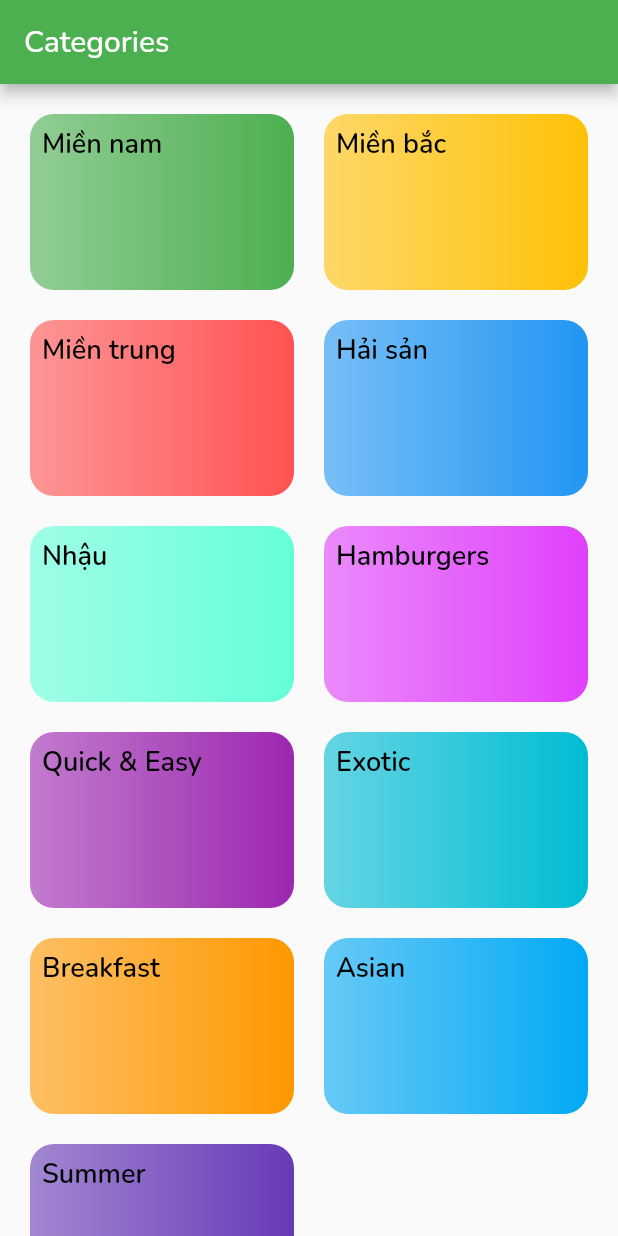
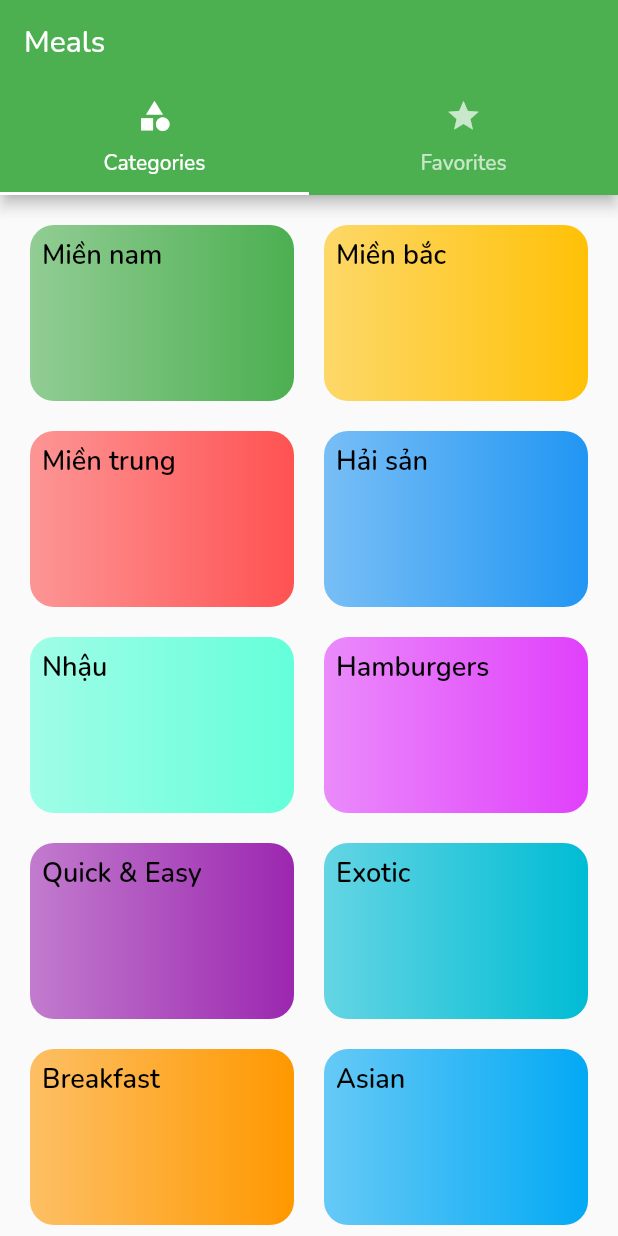
Before and after one commit to bsdaoquang/learning_02_foodapp, a Flutter app: the screen it shows after launch, on a phone screen of 412 x 824 dp. Run offline on Flutter 3.47's test engine with Material 2 defaults, Android fonts, the phone set to English and light mode, and no system bars.

Commit message:
tab navigator

```diff
--- a/lib/main.dart
+++ b/lib/main.dart
@@ -1,4 +1,5 @@
 import 'package:flutter/material.dart';
+import './screens/tabs_screen.dart';
 import './screens/meal_detail.dart';
 import './screens/category_detail.dart';
 import './screens/categories.dart';
@@ -21,7 +22,7 @@ class MyApp extends StatelessWidget {
       title: 'Food App',
       initialRoute: '/',
       routes: {
-        '/': (context) => const CategoriesScreen(),
+        '/': (context) => const TabsScreen(),
         CategoryDetail.routeName: (context) => const CategoryDetail(),
         MealDetail.routeName: ((context) => const MealDetail())
       },
--- a/lib/screens/categories.dart
+++ b/lib/screens/categories.dart
@@ -9,9 +9,7 @@ class CategoriesScreen extends StatelessWidget {
 
   @override
   Widget build(BuildContext context) {
-    return Scaffold(
-      appBar: AppBar(title: const Text('Categories')),
-      body: GridView(
+    return GridView(
       padding: const EdgeInsets.all(20),
       gridDelegate: const SliverGridDelegateWithMaxCrossAxisExtent(
           maxCrossAxisExtent: 200,
@@ -22,7 +20,6 @@ class CategoriesScreen extends StatelessWidget {
           .map((category) =>
               CategoryItem(category.id, category.title, category.color))
           .toList(),
-      ),
     );
   }
 }
--- /dev/null
+++ b/lib/screens/tabs_screen.dart
@@ -0,0 +1,36 @@
+import 'package:flutter/material.dart';
+import '../screens/categories.dart';
+import '../screens/favorites.dart';
+
+class TabsScreen extends StatefulWidget {
+  const TabsScreen({super.key});
+
+  @override
+  State<TabsScreen> createState() => _TabsScreenState();
+}
+
+class _TabsScreenState extends State<TabsScreen> {
+  @override
+  Widget build(BuildContext context) {
+    return DefaultTabController(
+        length: 2,
+        initialIndex: 0,
+        child: Scaffold(
+          appBar: AppBar(
+            title: const Text('Meals'),
+            bottom: const TabBar(tabs: [
+              Tab(
+                icon: Icon(Icons.category),
+                text: 'Categories',
+              ),
+              Tab(
+                icon: Icon(Icons.star),
+                text: 'Favorites',
+              )
+            ]),
+          ),
+          body: const TabBarView(
+              children: [CategoriesScreen(), FavoritesScreen()]),
+        ));
+  }
+}
```
Also changed, not shown: lib/data/meals.dart (+6 -6 lines), lib/screens/favorites.dart (added, +14 -0 lines), lib/screens/meal_detail.dart (+62 -2 lines). Lines whose indentation alone changed are shown as unchanged.
